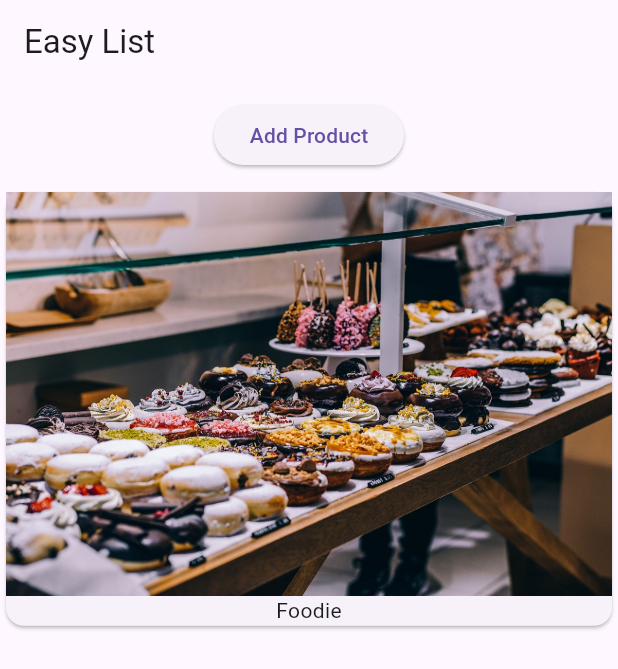
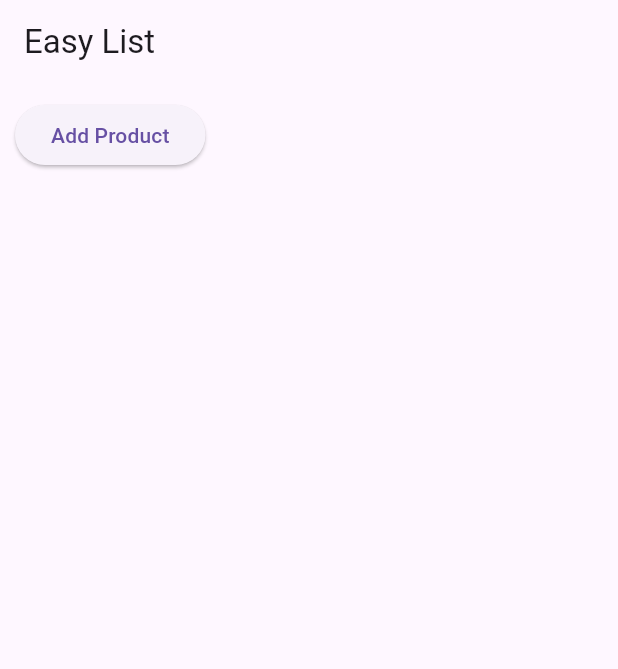
Before and after one commit to Mahmud1729/Flutter, a Flutter app: the screen it shows after launch, on a phone screen of 412 x 824 dp. Shown: the top 669 px of the screen. Run offline on Flutter 3.47's test engine with Material 3 defaults, Android fonts, the phone set to English and light mode, and no system bars.

Commit message:
Spiliting our code into seperate files

```diff
--- a/lib/main.dart
+++ b/lib/main.dart
@@ -34,21 +34,6 @@ class _MyappState extends State<MyApp> {
                 child: Text('Add Product'),
               ),
             ),
-            Column(
-              children:
-                  _products
-                      .map(
-                        (element) => Card(
-                          child: Column(
-                            children: <Widget>[
-                              Image.asset('assets/food.jpg'),
-                              Text(element),
-                            ],
-                          ),
-                        ),
-                      )
-                      .toList(),
-            ),
           ],
         ),
       ),
```
Also changed, not shown: lib/products.dart (added, +25 -0 lines).
